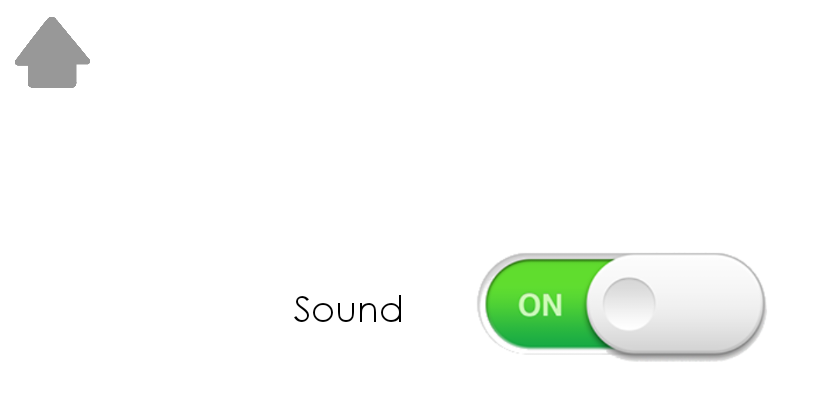
After one commit to niklasbjernekull/Book, an Android app: the fragment SettingsFragment placed in its activity, on a phone screen of 824 x 412 dp (held sideways). The commit adds this screen. Shown: the top 401 px of the screen, without its empty margins (0-815 px from the left). Run offline under Robolectric (Android 15) with nearby library versions, the phone set to English and light mode, and no system bars; 1 statement that could not run was skipped.

Commit message:
Book prototype v0.1 alpha

```diff
--- a/app/src/main/java/com/minichi/book/fragments/FragmentHandler.java
+++ b/app/src/main/java/com/minichi/book/fragments/FragmentHandler.java
@@ -23,6 +23,7 @@ public class FragmentHandler {
         MENU,
         PAGE1,
         PAGE2,
+        PAGES,
         SETTINGS
     }
 
@@ -50,6 +51,10 @@ public class FragmentHandler {
                 return new Page1Fragment();
             case PAGE2:
                 return new Page2Fragment();
+            case PAGES:
+                return new PagesFragment();
+            case SETTINGS:
+                return new SettingsFragment();
             default:
                 break;
         }
--- a/app/src/main/java/com/minichi/book/fragments/LogoFragment.java
+++ b/app/src/main/java/com/minichi/book/fragments/LogoFragment.java
@@ -21,8 +21,8 @@ public class LogoFragment extends Fragment {
     private ImageView logo;
     private ImageView background;
 
-    public static StartMenuFragment newInstance() {
-        return new StartMenuFragment();
+    public static LogoFragment newInstance() {
+        return new LogoFragment();
     }
 
     public LogoFragment() {
--- /dev/null
+++ b/app/src/main/java/com/minichi/book/fragments/SettingsFragment.java
@@ -0,0 +1,87 @@
+package com.minichi.book.fragments;
+
+import android.graphics.Bitmap;
+import android.graphics.BitmapFactory;
+import android.graphics.Typeface;
+import android.os.Bundle;
+import android.support.annotation.Nullable;
+import android.support.v4.app.Fragment;
+import android.view.LayoutInflater;
+import android.view.View;
+import android.view.ViewGroup;
+import android.widget.ImageView;
+import android.widget.TextView;
+
+import com.minichi.book.R;
+import com.minichi.book.common.SharedResources;
+
+/**
+ * Created by Niklas.bjernekull on 2017-02-09.
+ */
+
+public class SettingsFragment extends Fragment {
+    private ImageView homeButton;
+    private ImageView soundButton;
+    private TextView soundText;
+    private Boolean soundIsOn = true;
+    private Bitmap soundOnBmp;
+    private Bitmap soundOffBmp;
+
+    public static SettingsFragment newInstance() {
+        return new SettingsFragment();
+    }
+
+    public SettingsFragment() {
+    }
+
+    @Nullable
+    @Override
+    public View onCreateView(LayoutInflater inflater, ViewGroup container, Bundle savedInstanceState) {
+        View view = inflater.inflate(R.layout.settings_fragment, container, false);
+
+        soundOnBmp = BitmapFactory.decodeResource(getResources(), R.drawable.toggle_on);
+        soundOffBmp = BitmapFactory.decodeResource(getResources(), R.drawable.toggle_off);
+
+        Typeface type = Typeface.createFromAsset(getActivity().getAssets(),"fonts/gothic.ttf");
+
+        soundButton = (ImageView) view.findViewById(R.id.sound_switch);
+        soundButton.setOnClickListener(new View.OnClickListener() {
+            @Override
+            public void onClick(View v) {
+                if(soundIsOn) {
+                    soundButton.setImageBitmap(soundOffBmp);
+                    soundIsOn = false;
+                } else {
+                    soundButton.setImageBitmap(soundOnBmp);
+                    soundIsOn = true;
+                }
+            }
+        });
+
+        soundText = (TextView) view.findViewById(R.id.text_field_sound_setting);
+        soundText.setTypeface(type);
+
+
+
+        homeButton = (ImageView) view.findViewById(R.id.home_button);
+        homeButton.setOnClickListener(new View.OnClickListener() {
+            @Override
+            public void onClick(View v) {
+                SharedResources.engine.setNewFragment(FragmentHandler.FragmentScreen.MENU);
+            }
+        });
+
+
+        // play background music
+        //Music.playBackgroundMusic();
+
+        return view;
+    }
+
+    @Override
+    public void onDestroyView() {
+        super.onDestroyView();
+        soundOffBmp.recycle();
+        soundOnBmp.recycle();
+    }
+}
--- /dev/null
+++ b/app/src/main/res/layout/settings_fragment.xml
@@ -0,0 +1,42 @@
+<?xml version="1.0" encoding="utf-8"?>
+<RelativeLayout xmlns:android="http://schemas.android.com/apk/res/android"
+    android:orientation="vertical"
+    android:layout_width="match_parent"
+    android:layout_height="match_parent"
+    android:background="@color/white">
+
+    <ImageView
+        android:id="@+id/home_button"
+        android:layout_width="@dimen/home_button"
+        android:layout_height="@dimen/home_button"
+        android:adjustViewBounds="true"
+        android:scaleType="centerCrop"
+        android:src="@drawable/home"
+        android:layout_margin="10dp"
+        android:layout_alignParentTop="true"
+        android:layout_alignParentLeft="true" />
+
+    <ImageView
+        android:id="@+id/sound_switch"
+        android:layout_width="200dp"
+        android:layout_height="75dp"
+        android:adjustViewBounds="true"
+        android:scaleType="centerCrop"
+        android:src="@drawable/toggle_on"
+        android:layout_margin="30dp"
+        android:layout_centerInParent="true" />
+
+    <TextView
+        android:id="@+id/text_field_sound_setting"
+        android:layout_width="100dp"
+        android:layout_height="75dp"
+        android:text="Sound"
+        android:textColor="@color/black"
+        android:textIsSelectable="false"
+        android:padding="10dp"
+        android:layout_toLeftOf="@+id/sound_switch"
+        android:layout_centerVertical="true"
+        android:textSize="24sp"
+        android:gravity="center" />
+
+</RelativeLayout>
```
Also changed, not shown: app/src/main/java/com/minichi/book/fragments/Page1Fragment.java (+7 -2 lines), app/src/main/java/com/minichi/book/fragments/Page2Fragment.java (+11 -4 lines), app/src/main/java/com/minichi/book/fragments/PagesFragment.java (+86 -1 lines), app/src/main/java/com/minichi/book/fragments/StartMenuFragment.java (+2 -9 lines), app/src/main/res/layout/pages_fragment.xml (added, +161 -0 lines), app/src/main/res/values/dimens.xml (+7 -0 lines), app/src/main/res/values/strings.xml (+7 -0 lines), app/src/main/res/drawable/thumb1.png (added), app/src/main/res/drawable/thumb2.png (added), app/src/main/res/drawable/toggle_off.png (added), app/src/main/res/drawable/toggle_on.png (added).
